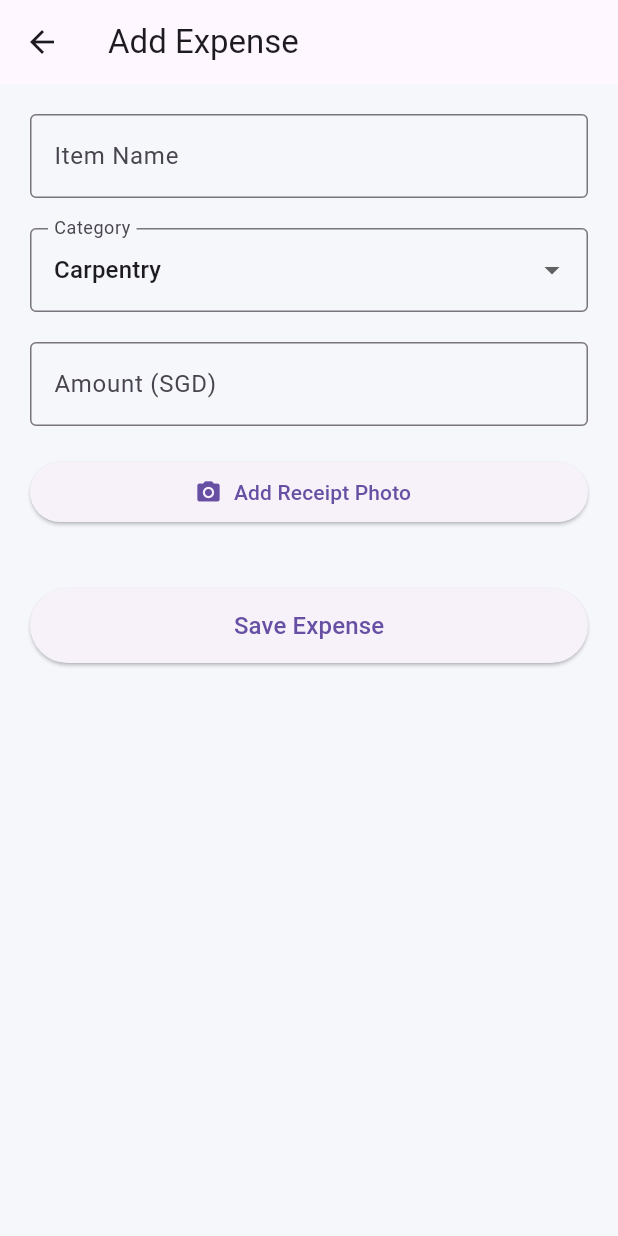
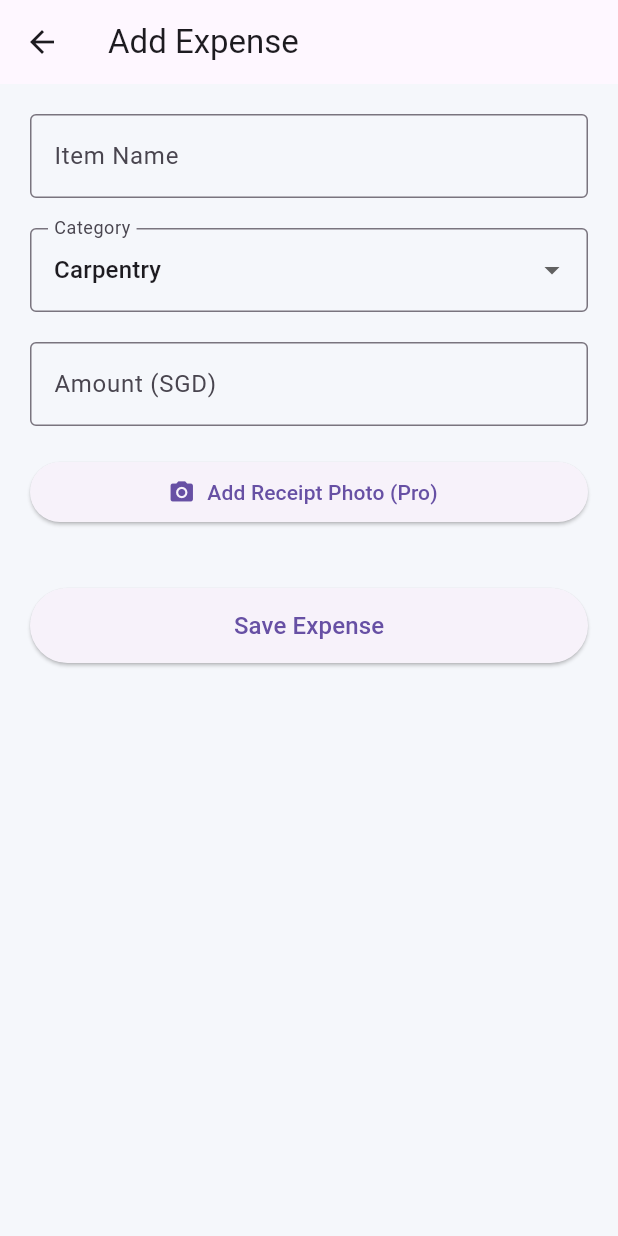
Before and after one commit to firdaussulaiman/renobudget-sg, a Flutter app: the screen it shows after launch, after a tap on the "add" icon, on a phone screen of 412 x 824 dp. Run offline on Flutter 3.47's test engine with Material 3 defaults, Android fonts, the phone set to English and light mode, and no system bars; our stand-ins replace fl_chart, image_picker, pdf, printing, shared_preferences.

Commit message:
Add Pro gating,timeline tracker  , and persistent budget

```diff
--- a/lib/screens/add_expense.dart
+++ b/lib/screens/add_expense.dart
@@ -1,12 +1,19 @@
+import 'dart:typed_data';
+
 import 'package:flutter/material.dart';
+import 'package:image_picker/image_picker.dart';
+
 import '../models/expense.dart';
-import 'dart:io';
-import 'package:image_picker/image_picker.dart';
 
 class AddExpenseScreen extends StatefulWidget {
   final Expense? existingExpense;
+  final bool isProUser;
 
-  const AddExpenseScreen({super.key, this.existingExpense});
+  const AddExpenseScreen({
+    super.key,
+    this.existingExpense,
+    required this.isProUser,
+  });
 
   @override
   State<AddExpenseScreen> createState() => _AddExpenseScreenState();
@@ -18,7 +25,8 @@ class _AddExpenseScreenState extends State<AddExpenseScreen> {
 
   String selectedCategory = "Carpentry";
 
-  File? receiptImage;
+  Uint8List? receiptBytes;
+  String? receiptLabel;
 
   final picker = ImagePicker();
 
@@ -41,25 +49,49 @@ class _AddExpenseScreenState extends State<AddExpenseScreen> {
       itemController.text = widget.existingExpense!.item;
       amountController.text = widget.existingExpense!.amount.toString();
       selectedCategory = widget.existingExpense!.category;
-
-      if (widget.existingExpense!.receiptPath != null) {
-        receiptImage = File(widget.existingExpense!.receiptPath!);
-      }
+      receiptLabel = widget.existingExpense!.receiptPath;
     }
   }
 
-  /// PICK IMAGE
+  void showProDialog() {
+    showDialog(
+      context: context,
+      builder: (context) {
+        return AlertDialog(
+          title: const Text("RenoBudget Pro"),
+          content: const Text(
+            "Receipt photo upload is a Pro feature.\n\n"
+            "Planned one-time purchase: \$2.99",
+          ),
+          actions: [
+            TextButton(
+              onPressed: () => Navigator.pop(context),
+              child: const Text("Later"),
+            ),
+          ],
+        );
+      },
+    );
+  }
+
   Future<void> pickImage() async {
+    if (!widget.isProUser) {
+      showProDialog();
+      return;
+    }
+
     final pickedFile = await picker.pickImage(source: ImageSource.gallery);
 
     if (pickedFile != null) {
+      final bytes = await pickedFile.readAsBytes();
+
       setState(() {
-        receiptImage = File(pickedFile.path);
+        receiptBytes = bytes;
+        receiptLabel = pickedFile.name;
       });
     }
   }
 
-  /// SAVE EXPENSE
   void saveExpense() {
     final item = itemController.text.trim();
     final amount = double.tryParse(amountController.text) ?? 0;
@@ -71,11 +103,11 @@ class _AddExpenseScreenState extends State<AddExpenseScreen> {
       return;
     }
 
-    Expense expense = Expense(
+    final expense = Expense(
       item: item,
       category: selectedCategory,
       amount: amount,
-      receiptPath: receiptImage?.path,
+      receiptPath: receiptLabel,
     );
 
     Navigator.pop(context, expense);
@@ -87,14 +119,11 @@ class _AddExpenseScreenState extends State<AddExpenseScreen> {
 
     return Scaffold(
       appBar: AppBar(title: Text(isEditing ? "Edit Expense" : "Add Expense")),
-
       body: SingleChildScrollView(
         child: Padding(
           padding: const EdgeInsets.all(20),
-
           child: Column(
             children: [
-              /// ITEM NAME
               TextField(
                 controller: itemController,
                 decoration: const InputDecoration(
@@ -102,12 +131,9 @@ class _AddExpenseScreenState extends State<AddExpenseScreen> {
                   border: OutlineInputBorder(),
                 ),
               ),
-
               const SizedBox(height: 20),
-
-              /// CATEGORY
               DropdownButtonFormField<String>(
-                initialValue: selectedCategory,
+                value: selectedCategory,
                 decoration: const InputDecoration(
                   labelText: "Category",
                   border: OutlineInputBorder(),
@@ -124,10 +150,7 @@ class _AddExpenseScreenState extends State<AddExpenseScreen> {
                   });
                 },
               ),
-
               const SizedBox(height: 20),
-
-              /// AMOUNT
               TextField(
                 controller: amountController,
                 keyboardType: const TextInputType.numberWithOptions(
@@ -139,34 +162,34 @@ class _AddExpenseScreenState extends State<AddExpenseScreen> {
                   border: OutlineInputBorder(),
                 ),
               ),
-
               const SizedBox(height: 20),
-
-              /// RECEIPT BUTTON
               SizedBox(
                 width: double.infinity,
                 child: ElevatedButton.icon(
                   onPressed: pickImage,
                   icon: const Icon(Icons.photo_camera),
-                  label: const Text("Add Receipt Photo"),
+                  label: Text(
+                    widget.isProUser
+                        ? "Add Receipt Photo"
+                        : "Add Receipt Photo (Pro)",
+                  ),
                 ),
               ),
-
               const SizedBox(height: 10),
-
-              /// IMAGE PREVIEW
-              if (receiptImage != null)
+              if (receiptBytes != null)
                 Column(
                   children: [
                     const Text("Receipt Preview"),
                     const SizedBox(height: 10),
-                    Image.file(receiptImage!, height: 140),
+                    Image.memory(receiptBytes!, height: 140),
                   ],
+                )
+              else if (receiptLabel != null)
+                Text(
+                  "Receipt attached: $receiptLabel",
+                  style: const TextStyle(color: Colors.grey),
                 ),
-
               const SizedBox(height: 30),
-
-              /// SAVE BUTTON
               SizedBox(
                 width: double.infinity,
                 height: 50,
```
Also changed, not shown: lib/main.dart (+149 -100 lines).
